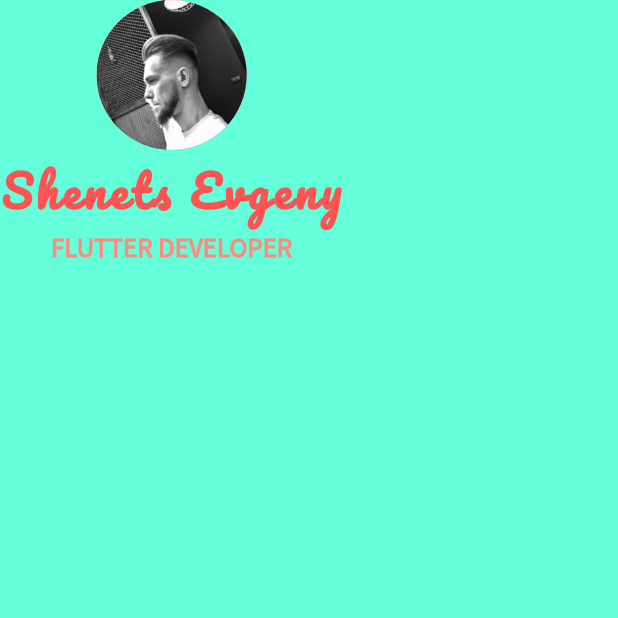
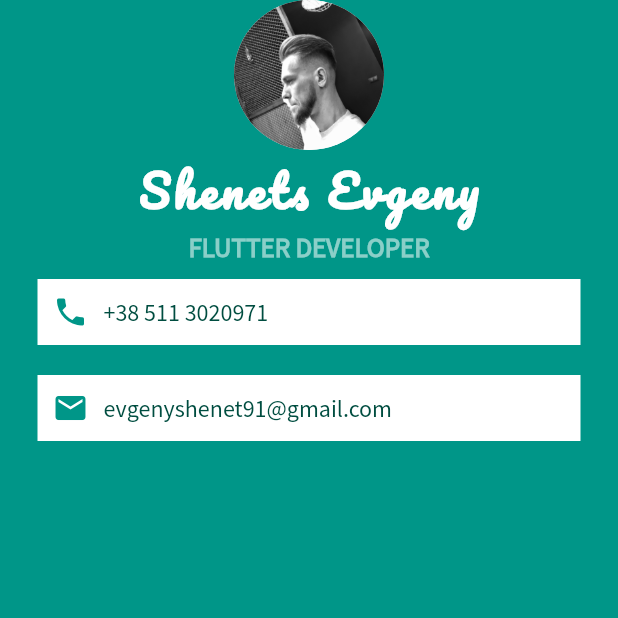
Before and after one commit to evgenyshenets91/flutter2, a Flutter app: the screen it shows after launch, on a phone screen of 412 x 824 dp, the top half of it. Run offline on Flutter 3.47's test engine with Material 2 defaults, Android fonts, the phone set to English and light mode, and no system bars.

Commit message:
change some colors, add 2 rows with info

```diff
--- a/lib/main.dart
+++ b/lib/main.dart
@@ -15,7 +15,7 @@ class MyApp extends StatelessWidget {
         visualDensity: VisualDensity.adaptivePlatformDensity,
       ),
       home: Scaffold(
-        backgroundColor: Colors.tealAccent,
+        backgroundColor: Colors.teal,
         body: buildContainer(),
       ),
     );
@@ -27,7 +27,7 @@ class MyApp extends StatelessWidget {
         children: <Widget>[
           CircleAvatar(
             radius: 50,
-            backgroundColor: Colors.redAccent,
+            backgroundColor: Colors.white,
             backgroundImage: AssetImage('images/avatar.jpeg'),
           ),
           Text(
@@ -35,7 +35,7 @@ class MyApp extends StatelessWidget {
             style: TextStyle(
                 fontFamily: 'Pacifico',
                 fontWeight: FontWeight.bold,
-                color: Colors.redAccent,
+                color: Colors.white,
                 fontSize: 30,
                 letterSpacing: 2.5),
           ),
@@ -44,8 +44,48 @@ class MyApp extends StatelessWidget {
             style: TextStyle(
               fontFamily: 'Source Sans Pro',
               fontWeight: FontWeight.bold,
-              color: Colors.redAccent[100],
+              color: Colors.white54,
               fontSize: 18,
+            ),
+          ),
+          Container(
+            padding: EdgeInsets.all(10),
+            color: Colors.white,
+            margin: EdgeInsets.symmetric(vertical: 10, horizontal: 25),
+            child: Row(
+              children: <Widget>[
+                Icon(Icons.phone, color: Colors.teal),
+                SizedBox(
+                  width: 10,
+                ),
+                Text(
+                  '+38 511 3020971',
+                  style: TextStyle(
+                      color: Colors.teal.shade900,
+                      fontFamily: 'Source Sans Pro',
+                      fontSize: 16),
+                )
+              ],
+            ),
+          ),
+          Container(
+            padding: EdgeInsets.all(10),
+            color: Colors.white,
+            margin: EdgeInsets.symmetric(vertical: 10, horizontal: 25),
+            child: Row(
+              children: <Widget>[
+                Icon(Icons.email, color: Colors.teal),
+                SizedBox(
+                  width: 10,
+                ),
+                Text(
+                  'evgenyshenet91@gmail.com',
+                  style: TextStyle(
+                      color: Colors.teal.shade900,
+                      fontFamily: 'Source Sans Pro',
+                      fontSize: 16),
+                )
+              ],
             ),
           )
         ],
```
